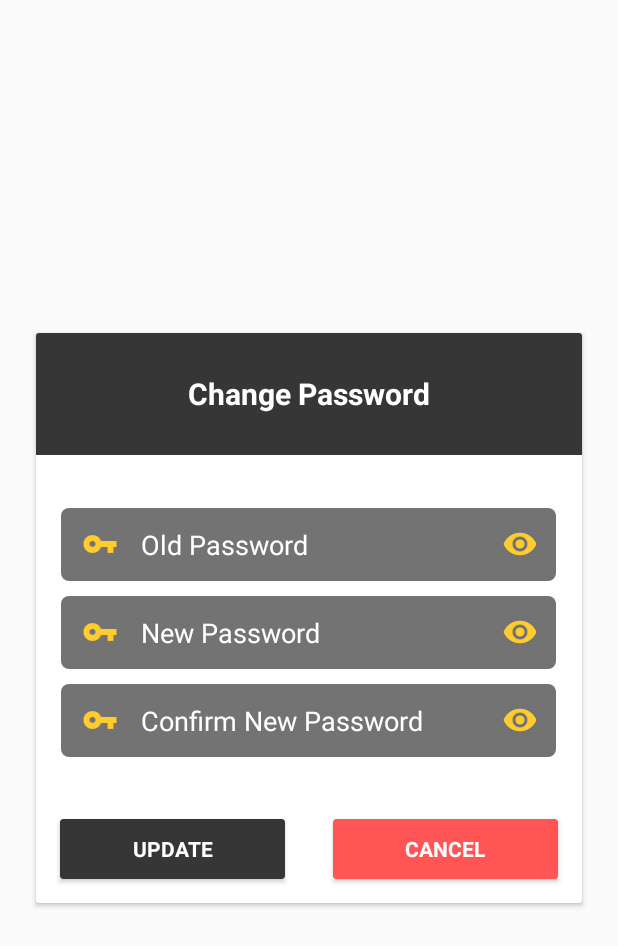
After one commit to Bhushan-CPatil/TestApplication, an Android app: the layout change_password.xml on its own in the app's theme, with its tools: preview values and no code run, on a phone screen of 412 x 824 dp. The commit adds this screen. Shown: the top 946 px of the screen. Run offline under Robolectric (Android 15) with nearby library versions, the phone set to English and light mode, and no system bars.

Commit message:
commit on 14-06-2019

```diff
--- a/app/src/main/res/layout/activity_profile.xml
+++ b/app/src/main/res/layout/activity_profile.xml
@@ -198,6 +198,7 @@
                 android:layout_width="0dp"
                 android:layout_height="match_parent"
                 android:layout_weight="1"
+                android:id="@+id/useredit"
                 android:layout_marginRight="10dp"
                 android:src="@drawable/ic_edit"/>
         </LinearLayout>
@@ -232,6 +233,7 @@
                 android:layout_width="0dp"
                 android:layout_height="match_parent"
                 android:layout_weight="1"
+                android:id="@+id/passup"
                 android:layout_marginRight="10dp"
                 android:src="@drawable/ic_edit"/>
         </LinearLayout>
--- /dev/null
+++ b/app/src/main/res/layout/change_password.xml
@@ -0,0 +1,190 @@
+<?xml version="1.0" encoding="utf-8"?>
+<android.support.v7.widget.CardView xmlns:android="http://schemas.android.com/apk/res/android"
+    android:layout_width="wrap_content"
+    android:layout_height="wrap_content"
+    xmlns:app="http://schemas.android.com/apk/res-auto"
+    android:gravity="center"
+    android:layout_gravity="center">
+
+    <LinearLayout
+        android:layout_width="wrap_content"
+        android:layout_height="380dp"
+        android:orientation="vertical"
+        android:gravity="center"
+        android:weightSum="10">
+        <LinearLayout
+            android:layout_width="match_parent"
+            android:layout_height="50dp"
+            android:layout_weight="2"
+            android:gravity="center"
+            android:orientation="vertical"
+            android:background="@color/colorPrimaryDark">
+            <TextView
+                android:layout_width="wrap_content"
+                android:layout_height="wrap_content"
+                android:textSize="20dp"
+                android:textColor="@color/textcolorwhite"
+                android:textStyle="bold"
+                android:text="Change Password"/>
+        </LinearLayout>
+        <LinearLayout
+            android:layout_width="match_parent"
+            android:layout_height="100dp"
+            android:layout_gravity="center"
+            android:gravity="center"
+            android:orientation="vertical"
+            android:layout_weight="8">
+
+            <android.support.design.widget.TextInputLayout
+                android:layout_width="match_parent"
+                android:layout_height="wrap_content"
+                app:passwordToggleEnabled="true"
+                app:hintEnabled="false"
+                android:layout_marginTop="10dp"
+                app:hintAnimationEnabled="false"
+                android:textColorHint="@color/textcolorwhite"
+                app:passwordToggleTint="@color/colorPrimary">
+
+                <android.support.design.widget.TextInputEditText
+                    android:layout_width="330dp"
+                    android:layout_height="wrap_content"
+                    android:layout_gravity="center"
+                    android:hint="Old Password"
+                    android:background="@drawable/border"
+                    android:drawableStart="@drawable/ic_vpn_key_black_24dp"
+                    android:drawablePadding="15dp"
+                    android:drawableTint="@color/colorPrimary"
+                    android:inputType="textPassword"
+                    android:id="@+id/oldpass"
+                    android:digits="ABCDEFGHIJKLMNOPQRSTUVWXYZabcdefghijklmnopqrstuvwxyz0123456789@#$!+-*/_:;="
+                    android:paddingLeft="14dp"
+                    android:paddingTop="12dp"
+                    android:paddingRight="12dp"
+                    android:paddingBottom="12dp"
+                    android:autoSizeTextType="uniform"
+                    android:autoSizeMinTextSize="1sp"
+                    android:autoSizeMaxTextSize="14sp"
+                    android:autoSizeStepGranularity="1sp"
+                    android:textColor="#FFFFFF"
+                    android:textColorHint="#FFFFFF"/>
+
+            </android.support.design.widget.TextInputLayout>
+
+            <android.support.design.widget.TextInputLayout
+                android:layout_width="match_parent"
+                android:layout_height="wrap_content"
+                app:passwordToggleEnabled="true"
+                app:hintEnabled="false"
+                android:layout_marginTop="10dp"
+                app:hintAnimationEnabled="false"
+                android:textColorHint="@color/textcolorwhite"
+                app:passwordToggleTint="@color/colorPrimary">
+
+                <android.support.design.widget.TextInputEditText
+                    android:layout_width="330dp"
+                    android:layout_height="wrap_content"
+                    android:layout_gravity="center"
+                    android:hint="New Password"
+                    android:background="@drawable/border"
+                    android:drawableStart="@drawable/ic_vpn_key_black_24dp"
+                    android:drawablePadding="15dp"
+                    android:drawableTint="@color/colorPrimary"
+                    android:inputType="textPassword"
+                    android:id="@+id/newpass"
+                    android:digits="ABCDEFGHIJKLMNOPQRSTUVWXYZabcdefghijklmnopqrstuvwxyz0123456789@#$!+-*/_:;="
+                    android:paddingLeft="14dp"
+                    android:paddingTop="12dp"
+                    android:paddingRight="12dp"
+                    android:paddingBottom="12dp"
+                    android:autoSizeTextType="uniform"
+                    android:autoSizeMinTextSize="1sp"
+                    android:autoSizeMaxTextSize="14sp"
+                    android:autoSizeStepGranularity="1sp"
+                    android:textColor="#FFFFFF"
+                    android:textColorHint="#FFFFFF"/>
+
+            </android.support.design.widget.TextInputLayout>
+
+            <android.support.design.widget.TextInputLayout
+                android:layout_width="match_parent"
+                android:layout_height="wrap_content"
+                app:passwordToggleEnabled="true"
+                app:hintEnabled="false"
+                android:layout_marginTop="10dp"
+                app:hintAnimationEnabled="false"
+                android:textColorHint="@color/textcolorwhite"
+                app:passwordToggleTint="@color/colorPrimary">
+
+                <android.support.design.widget.TextInputEditText
+                    android:layout_width="330dp"
+                    android:layout_height="wrap_content"
+                    android:layout_gravity="center"
+                    android:hint="Confirm New Password"
+                    android:background="@drawable/border"
+                    android:drawableStart="@drawable/ic_vpn_key_black_24dp"
+                    android:drawablePadding="15dp"
+                    android:drawableTint="@color/colorPrimary"
+                    android:inputType="textPassword"
+                    android:id="@+id/confnewpass"
+                    android:paddingLeft="14dp"
+                    android:paddingTop="12dp"
+                    android:paddingRight="12dp"
+                    android:paddingBottom="12dp"
+                    android:digits="ABCDEFGHIJKLMNOPQRSTUVWXYZabcdefghijklmnopqrstuvwxyz0123456789@#$!+-*/_:;="
+                    android:autoSizeTextType="uniform"
+                    android:autoSizeMinTextSize="1sp"
+                    android:autoSizeMaxTextSize="14sp"
+                    android:autoSizeStepGranularity="1sp"
+                    android:textColor="#FFFFFF"
+                    android:textColorHint="#FFFFFF"/>
+
+            </android.support.design.widget.TextInputLayout>
+        </LinearLayout>
+        <LinearLayout
+            android:layout_width="wrap_content"
+            android:layout_height="wrap_content"
+            android:orientation="horizontal"
+            android:gravity="center">
+            <android.support.v7.widget.CardView
+                android:layout_width="150dp"
+                android:layout_height="40dp"
+                android:foreground="?android:attr/selectableItemBackground"
+                android:clickable="true"
+                android:id="@+id/yes"
+                android:layout_margin="16dp"
+                android:backgroundTint="@color/colorPrimaryDark">
+                <TextView
+                    android:layout_width="match_parent"
+                    android:layout_height="match_parent"
+                    android:gravity="center"
+                    android:textStyle="bold"
+                    android:textColor="@color/textcolorwhite"
+                    android:layout_gravity="center"
+                    android:text="UPDATE"/>
+
+            </android.support.v7.widget.CardView>
+            <android.support.v7.widget.CardView
+                android:layout_width="150dp"
+                android:layout_height="40dp"
+                android:foreground="?android:attr/selectableItemBackground"
+                android:clickable="true"
+                android:id="@+id/no"
+                android:layout_margin="16dp"
+                android:backgroundTint="@color/textcolorred">
+                <TextView
+                    android:layout_width="match_parent"
+                    android:layout_height="match_parent"
+                    android:gravity="center"
+                    android:textStyle="bold"
+                    android:textColor="@color/textcolorwhite"
+                    android:layout_gravity="center"
+                    android:text="CANCEL"/>
+
+            </android.support.v7.widget.CardView>
+        </LinearLayout>
+
+
+    </LinearLayout>
+
+
+</android.support.v7.widget.CardView>
```
Also changed, not shown: app/src/main/java/com/bhushan/testapplication/activity/ProfileActivity.java (+165 -0 lines), app/src/main/java/com/bhushan/testapplication/others/Global.java (+15 -0 lines), app/src/main/res/layout/change_username.xml (added, +105 -0 lines).
